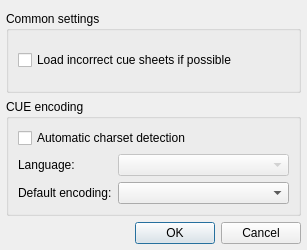
Before: the Qt Designer form qmmp/src/plugins/Input/main/cue/settingsdialog.ui in Greedysky/TTKMusicPlayer, drawn with Qt 5.
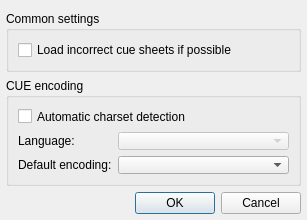
After: the same form once the commit is applied.

Commit message: refactor: Remove fixed widget height[833416]

Patch:
```diff
--- a/qmmp/src/plugins/Input/main/cue/settingsdialog.ui
+++ b/qmmp/src/plugins/Input/main/cue/settingsdialog.ui
@@ -7,19 +7,19 @@
     <x>0</x>
     <y>0</y>
     <width>307</width>
-    <height>250</height>
+    <height>220</height>
    </rect>
   </property>
   <property name="minimumSize">
    <size>
     <width>277</width>
-    <height>250</height>
+    <height>220</height>
    </size>
   </property>
   <property name="maximumSize">
    <size>
     <width>307</width>
-    <height>250</height>
+    <height>220</height>
    </size>
   </property>
   <property name="windowTitle">
```
